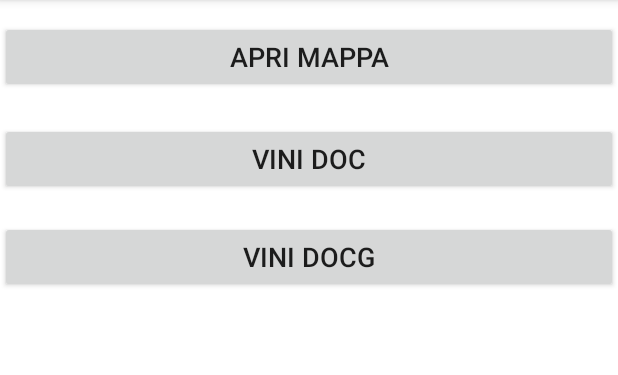
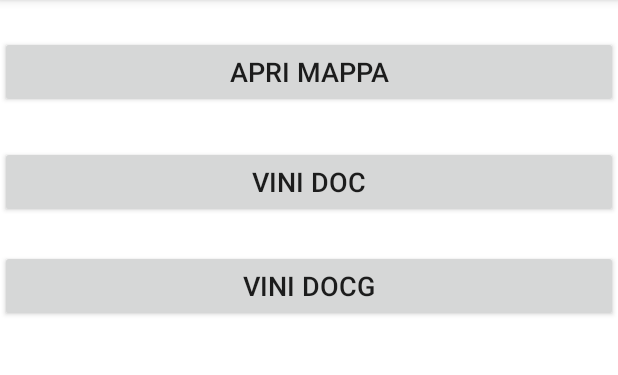
Before and after one commit to unive-ingsw2017/docteam, an Android app: the screen it shows after launch (MainActivity), on a phone screen of 412 x 824 dp, the part 84-459 px from its top. Run offline under Robolectric (Android 15) with nearby library versions, the phone set to English and light mode, and no system bars; libraries missing offline, so code that uses them is left out: it.unive.dais.

Commit message:
Add files via upload

```diff
--- a/src/app/src/main/res/layout/activity_main.xml
+++ b/src/app/src/main/res/layout/activity_main.xml
@@ -6,37 +6,34 @@
 
     <Button
         android:id="@+id/button2"
-        android:layout_width="fill_parent"
+        android:layout_width="match_parent"
         android:layout_height="wrap_content"
-        android:layout_alignParentStart="true"
         android:layout_alignParentTop="true"
-        android:layout_marginTop="14dp"
+        android:layout_centerHorizontal="true"
+        android:layout_marginTop="24dp"
         android:onClick="openMap"
         android:text="Apri Mappa"
-        android:textSize="18dp">
-    </Button>
+        android:textSize="18dp"></Button>
 
     <Button
         android:id="@+id/button4"
-        android:layout_width="fill_parent"
+        android:layout_width="match_parent"
         android:layout_height="wrap_content"
-        android:layout_alignParentStart="true"
+        android:layout_alignEnd="@+id/button2"
         android:layout_below="@+id/button2"
-        android:layout_marginTop="20dp"
+        android:layout_marginTop="25dp"
         android:onClick="openList1"
         android:text="Vini DOC"
-        android:textSize="18dp">
-    </Button>
+        android:textSize="18dp"></Button>
 
     <Button
         android:id="@+id/button3"
-        android:layout_width="fill_parent"
+        android:layout_width="match_parent"
         android:layout_height="wrap_content"
-        android:layout_alignParentStart="true"
         android:layout_below="@+id/button4"
-        android:layout_marginTop="17dp"
+        android:layout_centerHorizontal="true"
+        android:layout_marginTop="21dp"
         android:onClick="openList2"
         android:text="Vini DOCG"
-        android:textSize="18dp">
-    </Button>
+        android:textSize="18dp"></Button>
 </RelativeLayout>
```
